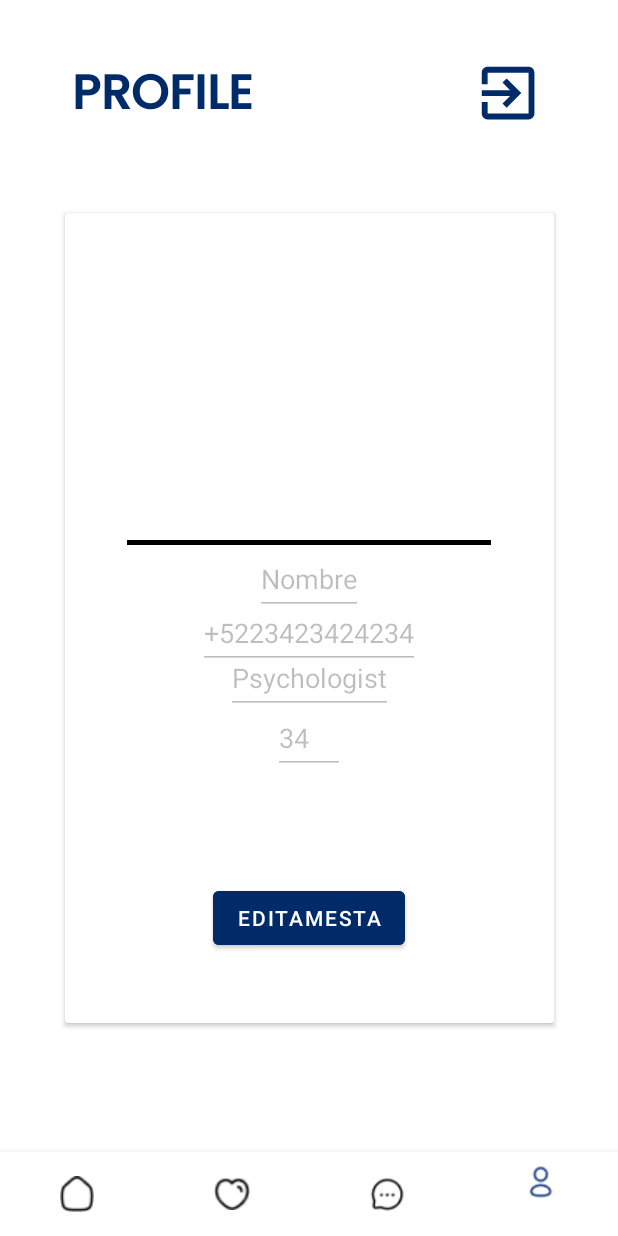
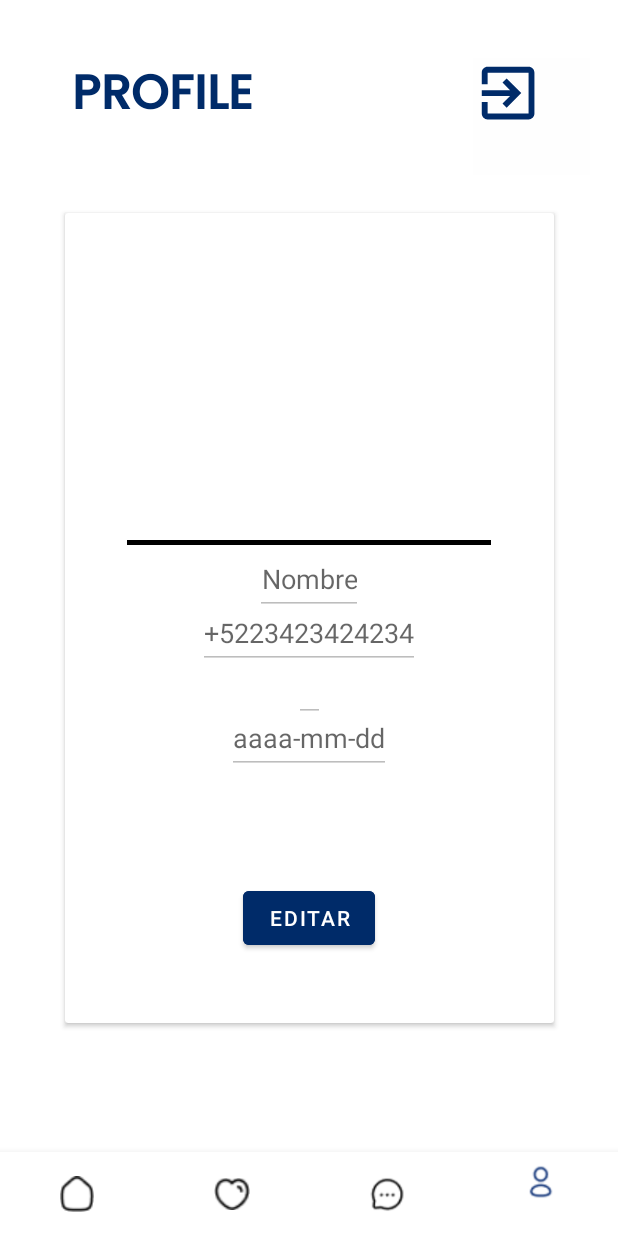
Before and after one commit to RobinSpoiler/AppBorboleta, an Android app: the Profile screen opened directly, with no data from a screen before it, on a phone screen of 412 x 824 dp. Run offline under Robolectric (Android 15) with nearby library versions, the light colour scheme and no system bars; our stand-ins replace Firebase (no records; nobody signed in at launch, a user with empty details on screens opened directly); pictures from the network do not load.

Commit message:
Functional profile interface with logout and editable fields(update in BD)

```diff
--- a/Android/app/src/main/java/borboleta/application/Profile.kt
+++ b/Android/app/src/main/java/borboleta/application/Profile.kt
@@ -1,18 +1,19 @@
 package borboleta.application
 
 import android.content.Intent
-import androidx.appcompat.app.AppCompatActivity
 import android.os.Bundle
 import android.widget.Button
 import android.widget.ImageButton
+import android.widget.ImageView
+import androidx.appcompat.app.AppCompatActivity
+import com.bumptech.glide.request.RequestOptions
 import com.google.android.material.bottomnavigation.BottomNavigationView
 import com.google.android.material.textfield.TextInputEditText
 import com.google.firebase.auth.FirebaseAuth
 import com.google.firebase.auth.ktx.auth
-import com.google.firebase.firestore.FieldValue
-import com.google.firebase.firestore.SetOptions
 import com.google.firebase.firestore.ktx.firestore
 import com.google.firebase.ktx.Firebase
+import com.google.firebase.storage.FirebaseStorage
 
 class Profile : AppCompatActivity() {
     private lateinit var auth: FirebaseAuth
@@ -21,6 +22,10 @@ class Profile : AppCompatActivity() {
         setContentView(R.layout.activity_profile)
         //DATABASE
         var db = Firebase.firestore
+        auth = Firebase.auth
+        val storage = FirebaseStorage.getInstance()
+
+        //Nav var
         var navbar = findViewById<BottomNavigationView>(R.id.bottomNavigationView_navbar)
         navbar.menu.findItem(R.id.profile_icon).isChecked = true;
         navbar.setOnItemSelectedListener { item ->
@@ -52,46 +57,66 @@ class Profile : AppCompatActivity() {
 
 
         //Funcionalidad
+        var profilePic = findViewById<ImageView>(R.id.profile_picture)
+        var editFields = findViewById<Button>(R.id.edit_button_profile)
+        var nombre = findViewById<TextInputEditText>(R.id.profile_name)
+        var number = findViewById<TextInputEditText>(R.id.profile_number)
+        var account = findViewById<TextInputEditText>(R.id.profile_account_type)
+        var age = findViewById<TextInputEditText>(R.id.profile_age)
+
         var botonexit = findViewById<ImageButton>(R.id.logout_button_profile)
         botonexit.setOnClickListener(){
             Firebase.auth.signOut()
             startActivity(Intent(this, Login::class.java))
         }
 
-
         val user = auth.currentUser
 
-        var editFields = findViewById<Button>(R.id.edit_button_profile)
-        var nombre = findViewById<TextInputEditText>(R.id.profile_name)
-        var number = findViewById<TextInputEditText>(R.id.profile_number)
-        var account = findViewById<TextInputEditText>(R.id.profile_account_type)
-        var age = findViewById<TextInputEditText>(R.id.profile_age)
+        storage.reference.child("profilePics/${user?.email}.png").downloadUrl.addOnSuccessListener { url ->
+            GlideApp.with(this)
+                .load(url.toString())
+                .apply(
+                    RequestOptions()
+                    .circleCrop()
+                )
+                .into(profilePic)
+        }
+
+        //Get info from user
+        db.collection("users").document("${user?.email}").get().addOnSuccessListener { doc ->
+            //Display data from DB
+            var data = doc.get("data") as? Map<String, String>
+            nombre.setText(data?.get("name"))
+            number.setText(data?.get("phone"))
+            account.setText(data?.get("accountType"))
+            age.setText(data?.get("birthday"))
+
+            //Edit Save Button function
             var flag = false
             editFields.setOnClickListener(){
                 if(!flag){
-                editFields.text = "GUARDAR"
+                    editFields.text = "Guardar"
                     nombre.isEnabled = true
                     number.isEnabled = true
                     age.isEnabled = true
                     flag = true
-                //hacer cosas locas de update
-
-                var docRef = db.collection("users").document("${user?.email}").update(
-                    mapOf("name" to nombre.text.toString())
-                )
-
-// Update the timestamp field with the value from the server
-
-
 
                 }
                 else if(flag){
-                editFields.text = "edit bish"
+                    editFields.text = "Editar"
                     nombre.isEnabled = false
                     number.isEnabled = false
                     age.isEnabled = false
+
+                    //hacer cosas locas de update
+                    db.collection("users").document("${user?.email}").update(mapOf(
+                        "data.name" to nombre.text.toString(),
+                        "data.phone" to number.text.toString(),
+                        "data.birthday" to age.text.toString()
+                    ))
                 }
 
             }
         }
     }
+}
--- a/Android/app/src/main/res/layout/activity_profile.xml
+++ b/Android/app/src/main/res/layout/activity_profile.xml
@@ -63,9 +63,7 @@
             android:layout_height="150dp"
             android:layout_gravity="center"
             android:layout_marginBottom="150dp"
-            android:hint="@string/app_name"
-            android:scaleType="centerCrop"
-            />
+            android:scaleType="centerCrop" />
 
         <com.google.android.material.textfield.TextInputEditText
             android:id="@+id/profile_name"
@@ -74,7 +72,8 @@
             android:layout_gravity="center"
             android:layout_marginBottom="26dp"
             android:minHeight="48dp"
-            android:text="Nombre"
+            android:hint="Nombre"
+            android:textAlignment="center"
             android:enabled="false"/>
 
         <com.google.android.material.textfield.TextInputEditText
@@ -84,7 +83,8 @@
             android:layout_gravity="center"
             android:layout_marginTop="10dp"
             android:minHeight="48dp"
-            android:text="+5223423424234"
+            android:hint="+5223423424234"
+            android:textAlignment="center"
             android:enabled="false"/>
 
         <com.google.android.material.textfield.TextInputEditText
@@ -92,9 +92,9 @@
             android:layout_width="wrap_content"
             android:layout_height="wrap_content"
             android:layout_gravity="center"
-            android:layout_marginTop="40dp"
+            android:layout_marginTop="45dp"
             android:minHeight="48dp"
-            android:text="Psychologist"
+            android:textAlignment="center"
             android:enabled="false"/>
 
         <com.google.android.material.textfield.TextInputEditText
@@ -105,7 +105,8 @@
             android:layout_marginTop="80dp"
             android:minWidth="48dp"
             android:minHeight="48dp"
-            android:text="34"
+            android:hint="aaaa-mm-dd"
+            android:textAlignment="center"
             android:enabled="false"/>
 
         <Button
@@ -115,7 +116,7 @@
             android:layout_marginBottom="100dp"
             android:backgroundTint="@color/borboleta"
             android:contentDescription="edit_profile"
-            android:text="Editamesta"
+            android:text="Editar"
             android:layout_gravity="center"
             android:layout_marginTop="300dp"
             />
```
Lines whose indentation alone changed are shown as unchanged.
